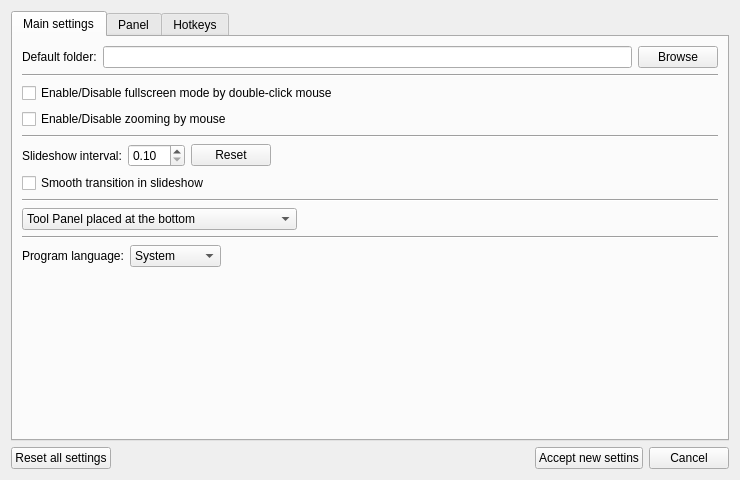
Qt form settings.ui (abodnyaUA/qimageviewer) before a commit.
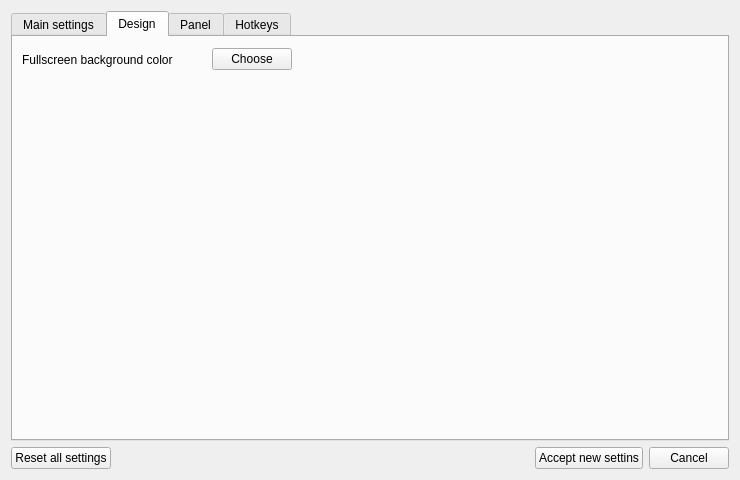
The same form after that commit. Icons and pictures are not drawn.

```diff
--- a/settings.ui
+++ b/settings.ui
@@ -21,7 +21,7 @@
    <item>
     <widget class="QTabWidget" name="tabWidget">
      <property name="currentIndex">
-      <number>0</number>
+      <number>1</number>
      </property>
      <widget class="QWidget" name="tabMainSettings">
       <attribute name="title">
@@ -147,55 +147,6 @@
          </item>
         </layout>
        </item>
-       <item>
-        <widget class="Line" name="line_4">
-         <property name="orientation">
-          <enum>Qt::Horizontal</enum>
-         </property>
-        </widget>
-       </item>
-       <item>
-        <layout class="QHBoxLayout" name="horizontalLayout_6">
-         <item>
-          <widget class="QComboBox" name="toolpanelComboBox">
-           <property name="minimumSize">
-            <size>
-             <width>275</width>
-             <height>0</height>
-            </size>
-           </property>
-           <item>
-            <property name="text">
-             <string>Tool Panel placed at the bottom</string>
-            </property>
-           </item>
-           <item>
-            <property name="text">
-             <string>Tool Panel placed at the top</string>
-            </property>
-           </item>
-           <item>
-            <property name="text">
-             <string>Tool Panel is hidden</string>
-            </property>
-           </item>
-          </widget>
-         </item>
-         <item>
-          <spacer name="horizontalSpacer_7">
-           <property name="orientation">
-            <enum>Qt::Horizontal</enum>
-           </property>
-           <property name="sizeHint" stdset="0">
-            <size>
-             <width>40</width>
-             <height>20</height>
-            </size>
-           </property>
-          </spacer>
-         </item>
-        </layout>
-       </item>
        <item>
         <widget class="Line" name="line_3">
          <property name="orientation">
@@ -271,11 +222,123 @@
        </item>
       </layout>
      </widget>
+     <widget class="QWidget" name="tab_3">
+      <attribute name="title">
+       <string>Design</string>
+      </attribute>
+      <layout class="QVBoxLayout" name="verticalLayout_5">
+       <item>
+        <layout class="QHBoxLayout" name="horizontalLayout_9">
+         <item>
+          <widget class="QLabel" name="label_2">
+           <property name="text">
+            <string>Fullscreen background color</string>
+           </property>
+          </widget>
+         </item>
+         <item>
+          <widget class="QLabel" name="fullscreenColorLabel">
+           <property name="minimumSize">
+            <size>
+             <width>27</width>
+             <height>27</height>
+            </size>
+           </property>
+           <property name="maximumSize">
+            <size>
+             <width>27</width>
+             <height>27</height>
+            </size>
+           </property>
+           <property name="text">
+            <string/>
+           </property>
+          </widget>
+         </item>
+         <item>
+          <widget class="QPushButton" name="fullscreenColorButton">
+           <property name="text">
+            <string>Choose</string>
+           </property>
+          </widget>
+         </item>
+         <item>
+          <spacer name="horizontalSpacer_3">
+           <property name="orientation">
+            <enum>Qt::Horizontal</enum>
+           </property>
+           <property name="sizeHint" stdset="0">
+            <size>
+             <width>40</width>
+             <height>20</height>
+            </size>
+           </property>
+          </spacer>
+         </item>
+        </layout>
+       </item>
+       <item>
+        <spacer name="verticalSpacer_2">
+         <property name="orientation">
+          <enum>Qt::Vertical</enum>
+         </property>
+         <property name="sizeHint" stdset="0">
+          <size>
+           <width>20</width>
+           <height>40</height>
+          </size>
+         </property>
+        </spacer>
+       </item>
+      </layout>
+     </widget>
      <widget class="QWidget" name="tab_2">
       <attribute name="title">
        <string>Panel</string>
       </attribute>
       <layout class="QVBoxLayout" name="verticalLayout_4">
+       <item>
+        <layout class="QHBoxLayout" name="horizontalLayout_6">
+         <item>
+          <widget class="QComboBox" name="toolpanelComboBox">
+           <property name="minimumSize">
+            <size>
+             <width>275</width>
+             <height>0</height>
+            </size>
+           </property>
+           <item>
+            <property name="text">
+             <string>Tool Panel placed at the bottom</string>
+            </property>
+           </item>
+           <item>
+            <property name="text">
+             <string>Tool Panel placed at the top</string>
+            </property>
+           </item>
+           <item>
+            <property name="text">
+             <string>Tool Panel is hidden</string>
+            </property>
+           </item>
+          </widget>
+         </item>
+         <item>
+          <spacer name="horizontalSpacer_7">
+           <property name="orientation">
+            <enum>Qt::Horizontal</enum>
+           </property>
+           <property name="sizeHint" stdset="0">
+            <size>
+             <width>40</width>
+             <height>20</height>
+            </size>
+           </property>
+          </spacer>
+         </item>
+        </layout>
+       </item>
        <item>
         <widget class="QScrollArea" name="scrollArea">
          <property name="widgetResizable">
```
Left out of the diff: 32 changed lines with no effect on the pictures.
